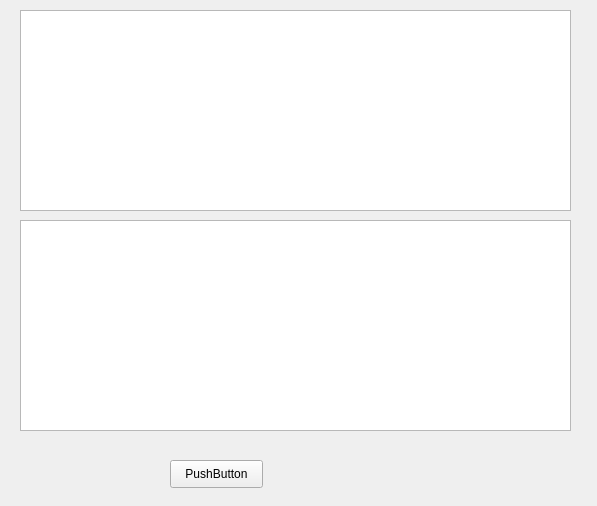
First picture: the form in ui/commitwindow.ui, repository hidog/HiGit, before the edit.
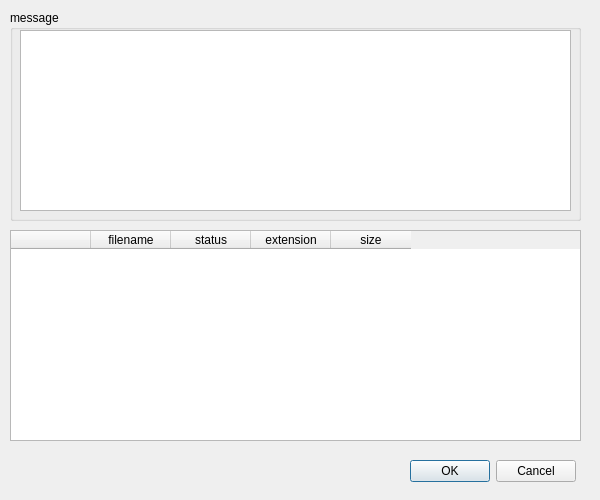
Second picture: the form after the edit.

Commit message: develop commit dialog function.

```diff
--- a/ui/commitwindow.ui
+++ b/ui/commitwindow.ui
@@ -1,51 +1,104 @@
 <?xml version="1.0" encoding="UTF-8"?>
 <ui version="4.0">
  <class>CommitWindow</class>
- <widget class="QWidget" name="CommitWindow">
+ <widget class="QDialog" name="CommitWindow">
   <property name="geometry">
    <rect>
     <x>0</x>
     <y>0</y>
-    <width>597</width>
-    <height>506</height>
+    <width>600</width>
+    <height>500</height>
    </rect>
   </property>
   <property name="windowTitle">
    <string>Form</string>
   </property>
-  <widget class="QTextEdit" name="textEdit">
+  <property name="modal">
+   <bool>true</bool>
+  </property>
+  <widget class="QTableWidget" name="fileTWidget">
    <property name="geometry">
     <rect>
-     <x>20</x>
-     <y>10</y>
-     <width>551</width>
-     <height>201</height>
-    </rect>
-   </property>
-  </widget>
-  <widget class="QListWidget" name="listWidget">
-   <property name="geometry">
-    <rect>
-     <x>20</x>
-     <y>220</y>
-     <width>551</width>
+     <x>10</x>
+     <y>230</y>
+     <width>571</width>
      <height>211</height>
     </rect>
    </property>
+   <property name="showGrid">
+    <bool>false</bool>
+   </property>
+   <property name="gridStyle">
+    <enum>Qt::NoPen</enum>
+   </property>
+   <attribute name="horizontalHeaderDefaultSectionSize">
+    <number>80</number>
+   </attribute>
+   <attribute name="verticalHeaderVisible">
+    <bool>false</bool>
+   </attribute>
+   <column>
+    <property name="text">
+     <string> </string>
+    </property>
+   </column>
+   <column>
+    <property name="text">
+     <string>filename</string>
+    </property>
+   </column>
+   <column>
+    <property name="text">
+     <string>status</string>
+    </property>
+   </column>
+   <column>
+    <property name="text">
+     <string>extension</string>
+    </property>
+   </column>
+   <column>
+    <property name="text">
+     <string>size</string>
+    </property>
+   </column>
   </widget>
-  <widget class="QPushButton" name="pushButton">
+  <widget class="QDialogButtonBox" name="buttonBox">
    <property name="geometry">
     <rect>
-     <x>170</x>
+     <x>325</x>
      <y>460</y>
-     <width>93</width>
-     <height>28</height>
+     <width>251</width>
+     <height>23</height>
     </rect>
    </property>
-   <property name="text">
-    <string>PushButton</string>
+   <property name="standardButtons">
+    <set>QDialogButtonBox::Cancel|QDialogButtonBox::Ok</set>
    </property>
   </widget>
+  <widget class="QGroupBox" name="groupBox">
+   <property name="geometry">
+    <rect>
+     <x>10</x>
+     <y>10</y>
+     <width>571</width>
+     <height>211</height>
+    </rect>
+   </property>
+   <property name="title">
+    <string>message</string>
+   </property>
+   <widget class="QTextEdit" name="textEdit">
+    <property name="geometry">
+     <rect>
+      <x>10</x>
+      <y>20</y>
+      <width>551</width>
+      <height>181</height>
+     </rect>
+    </property>
+   </widget>
+  </widget>
  </widget>
  <resources/>
  <connections/>
```
Left out of the diff: 37 changed lines with no effect on the pictures. The commit also changes 9 other files.
